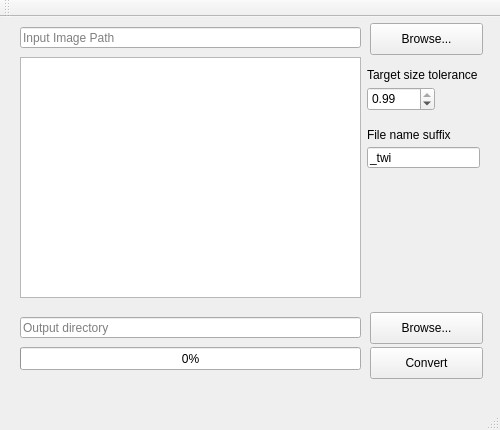
Old version of the form mainwindow.ui in the repository f90g0/PNGJohn.
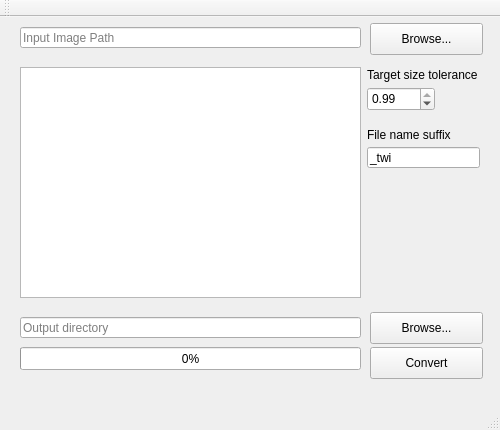
New version of the form.

Commit message: Fix ListをTableに変更

Patch:
```diff
--- a/mainwindow.ui
+++ b/mainwindow.ui
@@ -214,13 +214,13 @@
      <string/>
     </property>
    </widget>
-   <widget class="QListView" name="listView">
+   <widget class="QTableView" name="tableView">
     <property name="geometry">
      <rect>
       <x>20</x>
-      <y>40</y>
+      <y>50</y>
       <width>341</width>
-      <height>241</height>
+      <height>231</height>
      </rect>
     </property>
    </widget>
```
The commit also changes 2 other files.
